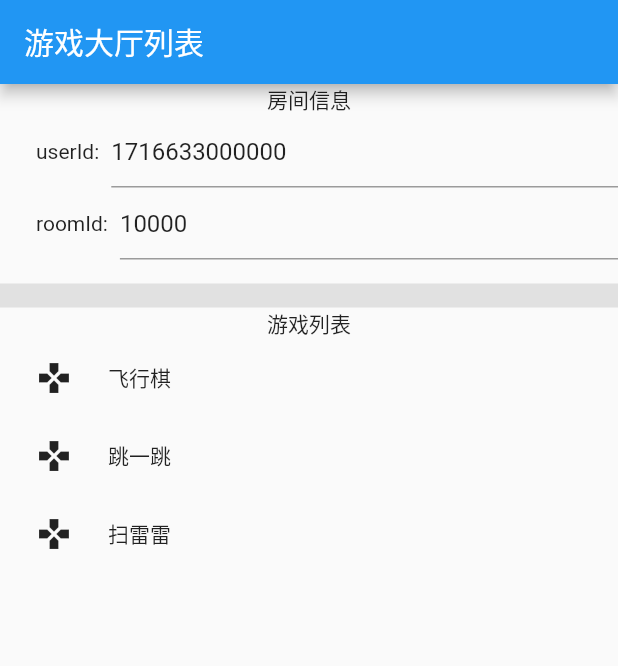
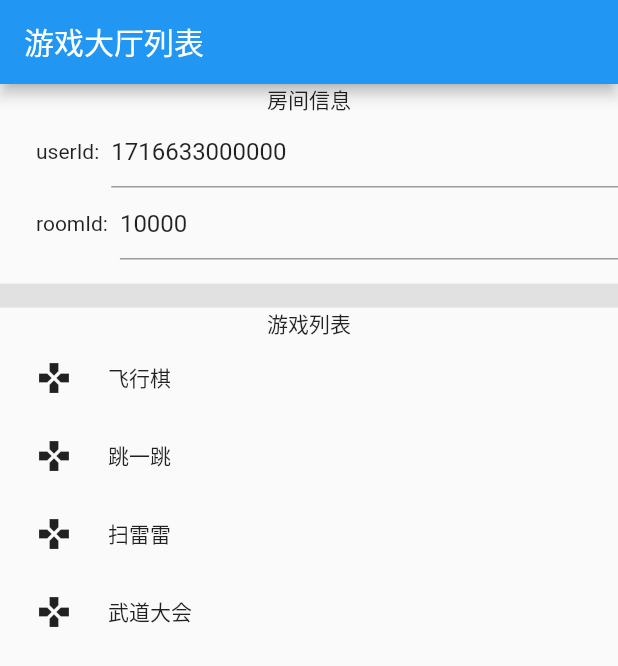
Before and after one commit to FBSocial/mini_game_view, a Flutter app: the screen it shows after launch, on a phone screen of 412 x 824 dp. Shown: the top 666 px of the screen. Run offline on Flutter 3.47's test engine with Material 2 defaults, Android fonts, the phone set to English and light mode, and no system bars; our stand-ins replace dio, flutter_keyboard_visibility, get, plugin_platform_interface.

Commit message:
feat: 安卓支持unity游戏

```diff
--- a/example/lib/main.dart
+++ b/example/lib/main.dart
@@ -72,6 +72,7 @@ class _MyAppState extends State<MyApp> {
                   _buildGameItem('飞行棋', '1468180338417074177'),
                   _buildGameItem('跳一跳', '1680881367829176322'),
                   _buildGameItem('扫雷雷', '1468434401847222273'),
+                  _buildGameItem('武道大会', '1572529974711259138'),
                 ],
               ),
             ),
```
Also changed, not shown: 1 other file.
